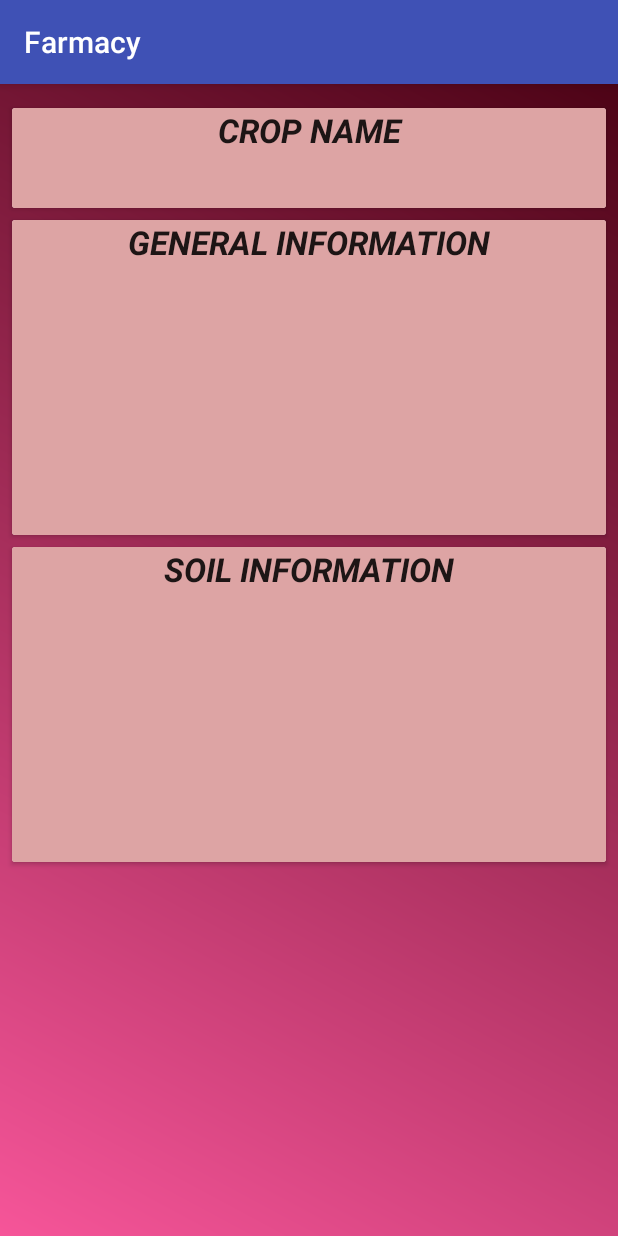
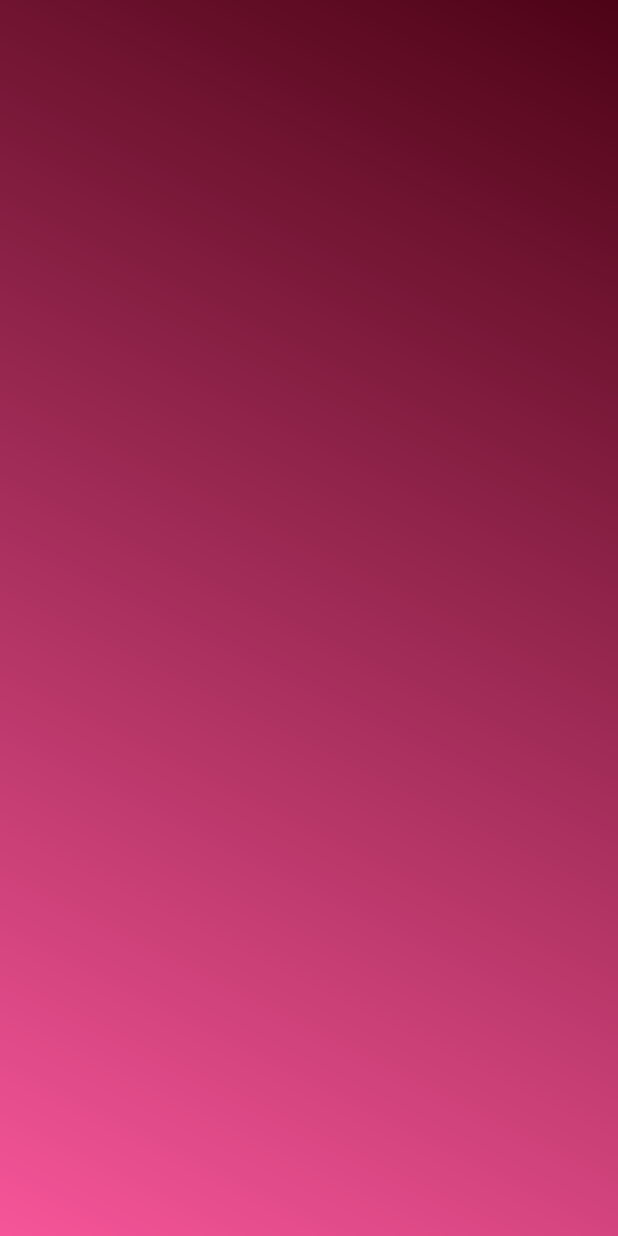
Before and after one commit to shuja1497/FarmacyApp, an Android app: the CropDetailsActivity screen opened directly, with no data from a screen before it, on a phone screen of 412 x 824 dp. Run offline under Robolectric (Android 15) with nearby library versions, the phone set to English and light mode, and no system bars; libraries missing offline, so code that uses them is left out: com.opencsv; 9 statements that could not run were skipped.

Commit message:
CropDetails Updated

```diff
--- a/app/build.gradle
+++ b/app/build.gradle
@@ -1,7 +1,7 @@
 apply plugin: 'com.android.application'
 
 android {
-    compileSdkVersion 'android-P'
+    compileSdkVersion 27
     defaultConfig {
         applicationId "com.weknownothing.farmacy"
         minSdkVersion 19
@@ -16,7 +16,7 @@ android {
             proguardFiles getDefaultProguardFile('proguard-android.txt'), 'proguard-rules.pro'
         }
     }
-    buildToolsVersion '28.0.0 rc1'
+    buildToolsVersion '27.0.3'
 }
 
 dependencies {
--- a/app/src/main/java/com/weknownothing/farmacy/Functionalities/CropDetailsActivity.java
+++ b/app/src/main/java/com/weknownothing/farmacy/Functionalities/CropDetailsActivity.java
@@ -1,8 +1,11 @@
 package com.weknownothing.farmacy.Functionalities;
 
+import android.app.Activity;
 import android.content.Intent;
-import android.support.v7.app.AppCompatActivity;
 import android.os.Bundle;
+import android.support.v7.widget.CardView;
+import android.util.Log;
+import android.view.View;
 import android.widget.TextView;
 import android.widget.Toast;
 
@@ -14,13 +17,15 @@ import java.io.IOException;
 import java.io.InputStreamReader;
 import java.util.ArrayList;
 
-public class CropDetailsActivity extends AppCompatActivity {
+public class CropDetailsActivity extends Activity {
 
     String crop;
     String crop_name;
     String gen_info;
     String soil_info;
     TextView crop_name_text , crop_ginfo_text , crop_sinfo_text;
+
+    CardView crop_name_cv , crop_ginfo_cv, crop_sinfo_cv;
 
     @Override
     protected void onCreate(Bundle savedInstanceState)
@@ -35,6 +40,11 @@ public class CropDetailsActivity extends AppCompatActivity {
         crop_ginfo_text = (TextView)findViewById(R.id.crop_ginfo_text);
         crop_sinfo_text = (TextView)findViewById(R.id.crop_sinfo_text);
 
+        crop_name_cv = (CardView)findViewById(R.id.crop_name_cv);
+        crop_ginfo_cv = (CardView)findViewById(R.id.crop_ginfo_cv);
+        crop_sinfo_cv = (CardView)findViewById(R.id.crop_sinfo_cv);
+
+
 
         onReadCSV();
     }
@@ -43,11 +53,11 @@ public class CropDetailsActivity extends AppCompatActivity {
 
         try {
 
-            String csvFile = this.getApplicationInfo().dataDir + File.separatorChar + "info.csv";
+            String csvFile = this.getApplicationInfo().dataDir + File.separatorChar + "cropinfo.csv";
 
             Toast.makeText(getApplicationContext(), csvFile, Toast.LENGTH_LONG).show();
 
-            InputStreamReader inputStreamReader = new InputStreamReader(getResources().openRawResource(R.raw.info));
+            InputStreamReader inputStreamReader = new InputStreamReader(getResources().openRawResource(R.raw.cropinfo));
 
             CSVReader csvReader = new CSVReader(inputStreamReader, '|');
             String[] nextline;
@@ -57,17 +67,42 @@ public class CropDetailsActivity extends AppCompatActivity {
                 String ss = nextline[0].replace(" ", "");
                 if(ss.equalsIgnoreCase(crop))
                 {
-                    crop_name = nextline[1];
-                    gen_info = nextline[2];
-                    soil_info = nextline[3];
+
+                    crop_name = nextline[0];
+                    gen_info = nextline[1];
+                    soil_info = nextline[2];
                     break;
                 }
 
             }
 
-            crop_name_text.setText(crop_name);
-            crop_name_text.setText(gen_info);
-            crop_name_text.setText(soil_info);
+            crop_name = crop_name.replaceAll("\\s+", "");
+            if(!crop_name.replace(" ","").equalsIgnoreCase(""))
+            {
+                crop_name_cv.setVisibility(View.VISIBLE);
+                crop_name_text.setText(crop_name);
+            }
+            else
+                crop_name_cv.setVisibility(View.GONE);
+
+            gen_info = gen_info.replaceAll("\\s+", "");
+            if(!gen_info.replace(" ","").equalsIgnoreCase(""))
+            {
+                crop_ginfo_cv.setVisibility(View.VISIBLE);
+                crop_ginfo_text.setText(gen_info);
+            }
+            else
+                crop_ginfo_cv.setVisibility(View.GONE);
+
+            soil_info = soil_info.replaceAll("\\s+", "");
+            if(!soil_info.equals(""))
+            {
+                crop_sinfo_cv.setVisibility(View.VISIBLE);
+                crop_sinfo_text.setText(soil_info);
+            }
+            else
+                crop_sinfo_cv.setVisibility(View.GONE);
+
 
 
 
--- a/app/src/main/res/layout/activity_crop_details.xml
+++ b/app/src/main/res/layout/activity_crop_details.xml
@@ -8,7 +8,7 @@
     >
 
     <android.support.v7.widget.CardView
-        android:id="@+id/crop_name"
+        android:id="@+id/crop_name_cv"
         android:layout_width="0dp"
         android:layout_height="wrap_content"
         android:layout_marginEnd="8dp"
@@ -48,7 +48,6 @@
                 android:textAlignment="center"
                 android:textAllCaps="false"
                 android:textAppearance="@style/TextAppearance.AppCompat.Large"
-                android:textStyle="bold"
                 app:layout_constraintBottom_toBottomOf="parent"
                 app:layout_constraintEnd_toEndOf="parent"
                 app:layout_constraintStart_toStartOf="parent"
@@ -57,13 +56,13 @@
     </android.support.v7.widget.CardView>
 
     <android.support.v7.widget.CardView
-        android:id="@+id/crop_ginfo"
+        android:id="@+id/crop_ginfo_cv"
         android:layout_width="0dp"
         android:layout_height="210dp"
         android:layout_marginTop="8dp"
-        app:layout_constraintEnd_toEndOf="@+id/crop_name"
-        app:layout_constraintStart_toStartOf="@+id/crop_name"
-        app:layout_constraintTop_toBottomOf="@+id/crop_name">
+        app:layout_constraintEnd_toEndOf="@+id/crop_name_cv"
+        app:layout_constraintStart_toStartOf="@+id/crop_name_cv"
+        app:layout_constraintTop_toBottomOf="@+id/crop_name_cv">
 
         <android.support.constraint.ConstraintLayout
             android:layout_width="match_parent"
@@ -107,13 +106,13 @@
     </android.support.v7.widget.CardView>
 
     <android.support.v7.widget.CardView
-        android:id="@+id/crop_sinfo"
+        android:id="@+id/crop_sinfo_cv"
         android:layout_width="0dp"
         android:layout_height="210dp"
         android:layout_marginTop="8dp"
-        app:layout_constraintEnd_toEndOf="@+id/crop_ginfo"
-        app:layout_constraintStart_toStartOf="@+id/crop_ginfo"
-        app:layout_constraintTop_toBottomOf="@+id/crop_ginfo">
+        app:layout_constraintEnd_toEndOf="@+id/crop_ginfo_cv"
+        app:layout_constraintStart_toStartOf="@+id/crop_ginfo_cv"
+        app:layout_constraintTop_toBottomOf="@+id/crop_ginfo_cv">
 
         <android.support.constraint.ConstraintLayout
             android:layout_width="match_parent"
```
Also changed, not shown: 3 other files.
